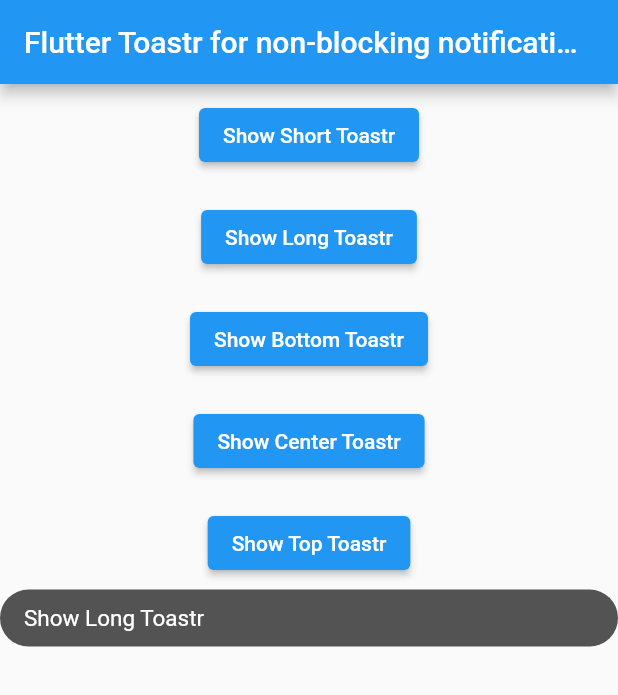
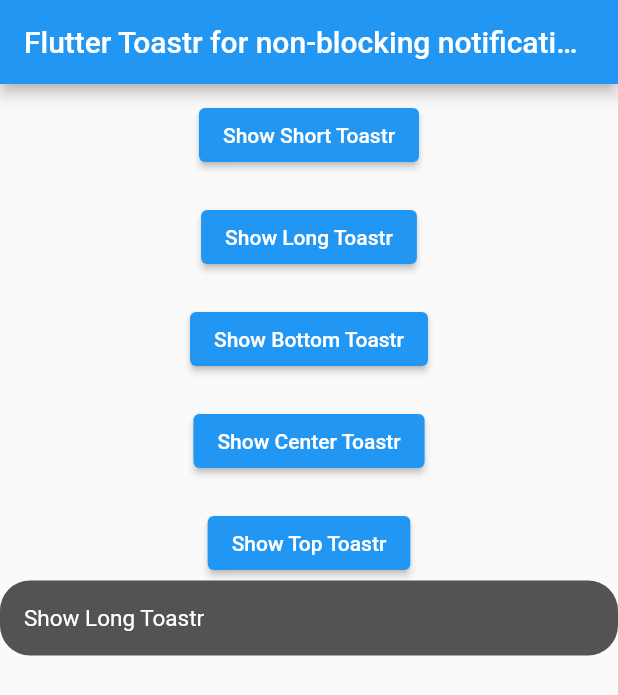
Before and after one commit to hungld2909/flutter_toastr, a Flutter app: the screen it shows after launch, after a tap on "Show Long Toastr", on a phone screen of 412 x 824 dp. Shown: the top 695 px of the screen. Run offline on Flutter 3.47's test engine with Material 2 defaults, Android fonts, the phone set to English and light mode, and no system bars.

Commit message:
Update flutter_toastr.dart

```diff
--- a/lib/flutter_toastr.dart
+++ b/lib/flutter_toastr.dart
@@ -70,7 +70,7 @@ class FlutterToastrView {
                     border: border,
                   ),
                   margin: EdgeInsets.symmetric(vertical: 24),
-                  padding: EdgeInsets.fromLTRB(16, 10, 16, 10),
+                  padding: EdgeInsets.fromLTRB(16, 16, 16, 16),
                   child: Row(
                     children: [
                       icon ?? const SizedBox(),
```
